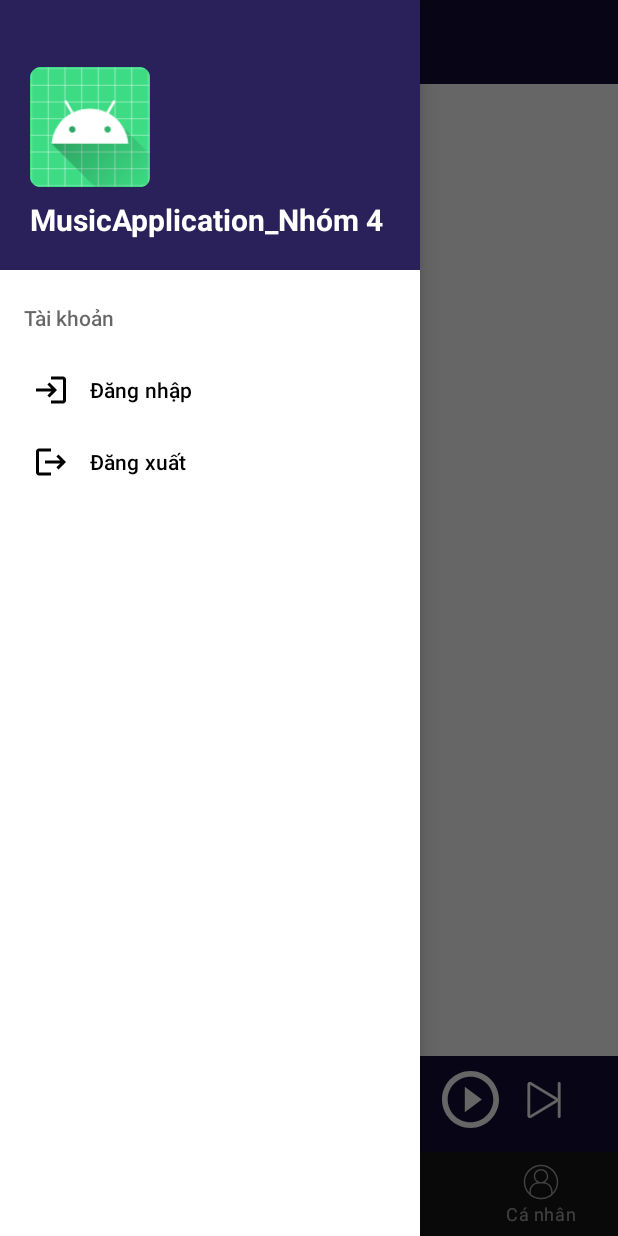
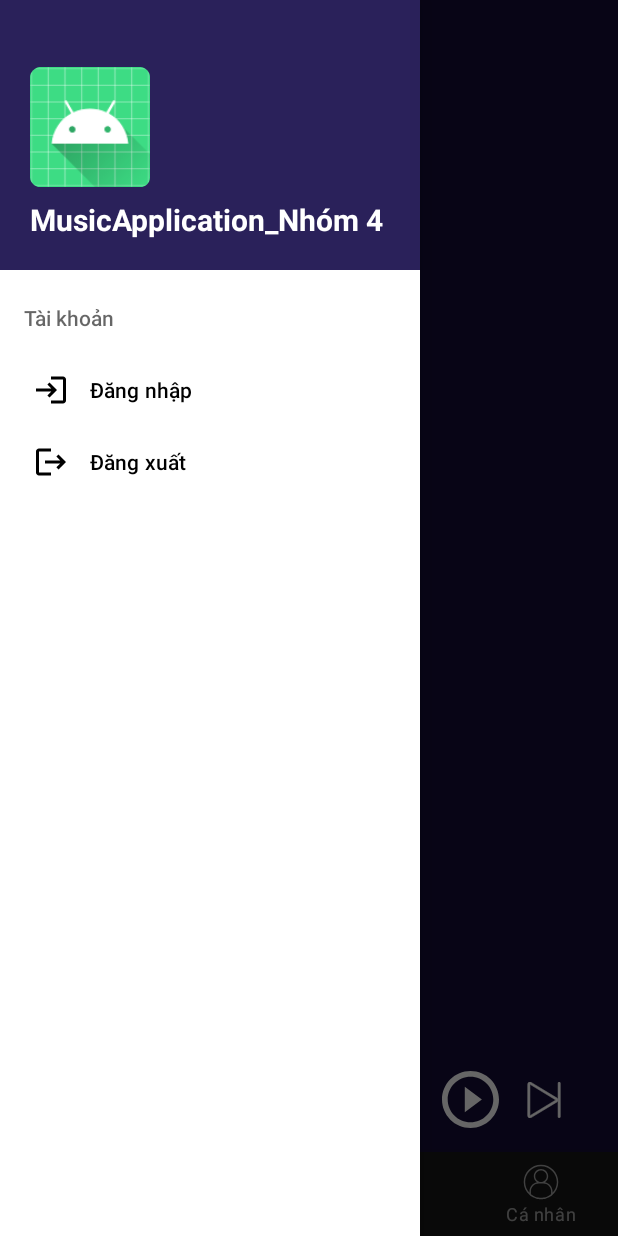
Before and after one commit to HT-Tuan/Project_2_mobile, an Android app: the screen it shows after launch (MainNewActivity), with the side drawer open, on a phone screen of 412 x 824 dp. Run offline under Robolectric (Android 15) with nearby library versions, the phone set to English and light mode, and no system bars; our stand-ins replace Firebase (no records; nobody signed in at launch, a user with empty details on screens opened directly).

Commit message:
edit home page

```diff
--- a/MusicApplication/app/src/main/res/layout/activity_main_new.xml
+++ b/MusicApplication/app/src/main/res/layout/activity_main_new.xml
@@ -39,6 +39,7 @@
         </LinearLayout>
 
         <FrameLayout
+            android:background="@color/sub_color"
             android:id="@+id/fragment_container"
             android:layout_width="match_parent"
             android:layout_height="match_parent"
--- a/MusicApplication/app/src/main/res/layout/music_view.xml
+++ b/MusicApplication/app/src/main/res/layout/music_view.xml
@@ -4,6 +4,7 @@
     android:padding="10dp"
     android:layout_height="64dp"
     android:background="@color/main_color"
+    android:layout_marginTop="2dp"
     android:orientation="horizontal">
 
     <ImageView
@@ -41,7 +42,7 @@
 
     <ImageView
         android:id="@+id/img_more"
-        android:layout_width="38dp"
+        android:layout_width="30dp"
         android:layout_height="38dp"
         android:scaleType="fitCenter"
         android:src="@drawable/ic_vertical3dot" />
```
